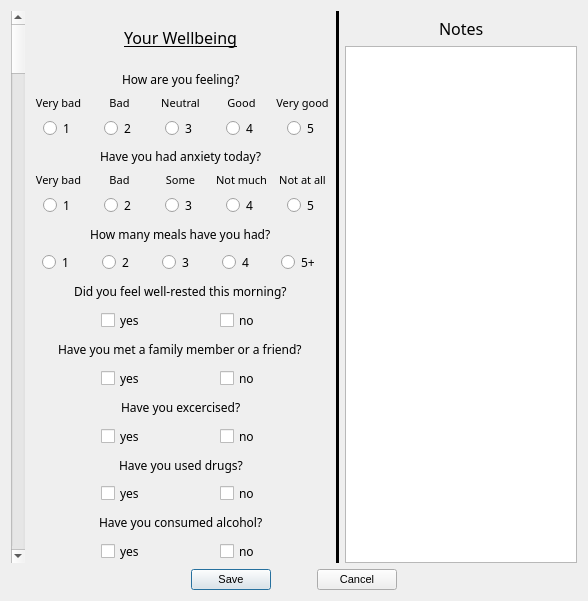
Qt form Registration_form_prototype.ui (CopycatPandaExpressChowMein/Agile-Development-Project-2025) before a commit.
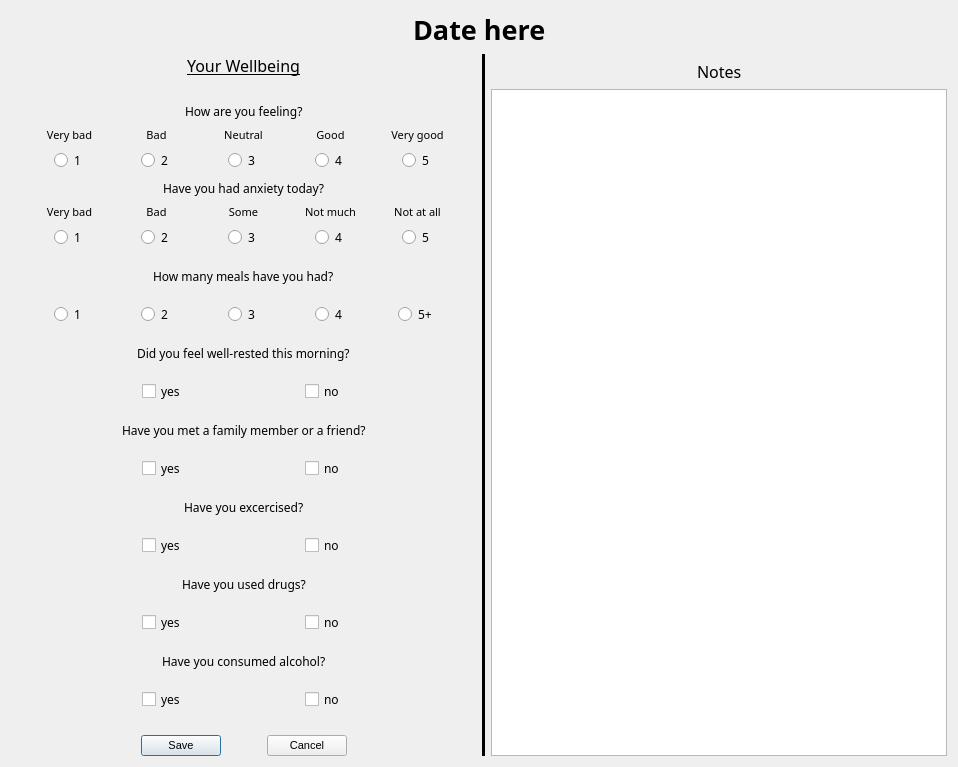
The same form after that commit.

Commit message: Updated registration form

The edit to the form file:
```diff
--- a/Registration_form_prototype.ui
+++ b/Registration_form_prototype.ui
@@ -6,8 +6,8 @@
    <rect>
     <x>0</x>
     <y>0</y>
-    <width>588</width>
-    <height>601</height>
+    <width>958</width>
+    <height>767</height>
    </rect>
   </property>
   <property name="font">
@@ -22,14 +22,52 @@
    <item>
     <layout class="QHBoxLayout" name="horizontalLayout_39">
      <item>
-      <widget class="QScrollBar" name="verticalScrollBar">
+      <spacer name="horizontalSpacer_21">
        <property name="orientation">
-        <enum>Qt::Vertical</enum>
+        <enum>Qt::Horizontal</enum>
+       </property>
+       <property name="sizeHint" stdset="0">
+        <size>
+         <width>40</width>
+         <height>20</height>
+        </size>
+       </property>
+      </spacer>
+     </item>
+     <item>
+      <widget class="QLabel" name="registration_form_date_label">
+       <property name="font">
+        <font>
+         <family>Segoe UI Variable Display Semib</family>
+         <pointsize>20</pointsize>
+         <weight>75</weight>
+         <bold>true</bold>
+        </font>
+       </property>
+       <property name="text">
+        <string>Date here</string>
        </property>
       </widget>
      </item>
      <item>
-      <layout class="QVBoxLayout" name="verticalLayout_19">
+      <spacer name="horizontalSpacer_22">
+       <property name="orientation">
+        <enum>Qt::Horizontal</enum>
+       </property>
+       <property name="sizeHint" stdset="0">
+        <size>
+         <width>40</width>
+         <height>20</height>
+        </size>
+       </property>
+      </spacer>
+     </item>
+    </layout>
+   </item>
+   <item>
+    <layout class="QHBoxLayout" name="horizontalLayout_17">
+     <item>
+      <layout class="QVBoxLayout" name="verticalLayout_13">
        <item>
         <layout class="QHBoxLayout" name="horizontalLayout_10">
          <item>
@@ -75,6 +113,29 @@
         </layout>
        </item>
        <item>
+        <widget class="QScrollArea" name="scrollArea">
+         <property name="frameShape">
+          <enum>QFrame::NoFrame</enum>
+         </property>
+         <property name="widgetResizable">
+          <bool>true</bool>
+         </property>
+         <widget class="QWidget" name="scrollAreaWidgetContents">
+          <property name="geometry">
+           <rect>
+            <x>0</x>
+            <y>0</y>
+            <width>462</width>
+            <height>613</height>
+           </rect>
+          </property>
+          <layout class="QVBoxLayout" name="verticalLayout_12">
+           <item>
+            <widget class="QWidget" name="widget" native="true">
+             <layout class="QVBoxLayout" name="verticalLayout_11">
+              <item>
+               <layout class="QVBoxLayout" name="verticalLayout_10">
+                <item>
         <layout class="QVBoxLayout" name="verticalLayout_9">
          <item>
           <layout class="QHBoxLayout" name="horizontalLayout_6">
@@ -1803,6 +1864,76 @@
        </item>
       </layout>
      </item>
+             </layout>
+            </widget>
+           </item>
+          </layout>
+         </widget>
+        </widget>
+       </item>
+       <item>
+        <layout class="QHBoxLayout" name="horizontalLayout_9">
+         <item>
+          <spacer name="horizontalSpacer_7">
+           <property name="orientation">
+            <enum>Qt::Horizontal</enum>
+           </property>
+           <property name="sizeHint" stdset="0">
+            <size>
+             <width>40</width>
+             <height>20</height>
+            </size>
+           </property>
+          </spacer>
+         </item>
+         <item>
+          <layout class="QHBoxLayout" name="horizontalLayout_8">
+           <item>
+            <widget class="QPushButton" name="registration_form_button_save">
+             <property name="text">
+              <string>Save</string>
+             </property>
+            </widget>
+           </item>
+           <item>
+            <spacer name="horizontalSpacer_6">
+             <property name="orientation">
+              <enum>Qt::Horizontal</enum>
+             </property>
+             <property name="sizeHint" stdset="0">
+              <size>
+               <width>40</width>
+               <height>20</height>
+              </size>
+             </property>
+            </spacer>
+           </item>
+           <item>
+            <widget class="QPushButton" name="registration_form_button_cancel">
+             <property name="text">
+              <string>Cancel</string>
+             </property>
+            </widget>
+           </item>
+          </layout>
+         </item>
+         <item>
+          <spacer name="horizontalSpacer_8">
+           <property name="orientation">
+            <enum>Qt::Horizontal</enum>
+           </property>
+           <property name="sizeHint" stdset="0">
+            <size>
+             <width>40</width>
+             <height>20</height>
+            </size>
+           </property>
+          </spacer>
+         </item>
+        </layout>
+       </item>
+      </layout>
+     </item>
      <item>
       <layout class="QHBoxLayout" name="horizontalLayout_27">
        <item>
@@ -1902,67 +2033,6 @@
      </item>
     </layout>
    </item>
-   <item>
-    <layout class="QHBoxLayout" name="horizontalLayout_9">
-     <item>
-      <spacer name="horizontalSpacer_7">
-       <property name="orientation">
-        <enum>Qt::Horizontal</enum>
-       </property>
-       <property name="sizeHint" stdset="0">
-        <size>
-         <width>40</width>
-         <height>20</height>
-        </size>
-       </property>
-      </spacer>
-     </item>
-     <item>
-      <layout class="QHBoxLayout" name="horizontalLayout_8">
-       <item>
-        <widget class="QPushButton" name="registration_form_button_save">
-         <property name="text">
-          <string>Save</string>
-         </property>
-        </widget>
-       </item>
-       <item>
-        <spacer name="horizontalSpacer_6">
-         <property name="orientation">
-          <enum>Qt::Horizontal</enum>
-         </property>
-         <property name="sizeHint" stdset="0">
-          <size>
-           <width>40</width>
-           <height>20</height>
-          </size>
-         </property>
-        </spacer>
-       </item>
-       <item>
-        <widget class="QPushButton" name="registration_form_button_cancel">
-         <property name="text">
-          <string>Cancel</string>
-         </property>
-        </widget>
-       </item>
-      </layout>
-     </item>
-     <item>
-      <spacer name="horizontalSpacer_8">
-       <property name="orientation">
-        <enum>Qt::Horizontal</enum>
-       </property>
-       <property name="sizeHint" stdset="0">
-        <size>
-         <width>40</width>
-         <height>20</height>
-        </size>
-       </property>
-      </spacer>
-     </item>
-    </layout>
-   </item>
   </layout>
  </widget>
  <resources/>
```
Left out of the diff: 140 changed lines with no effect on the pictures. Lines whose indentation alone changed are shown as unchanged. The commit also changes 5 other files.
